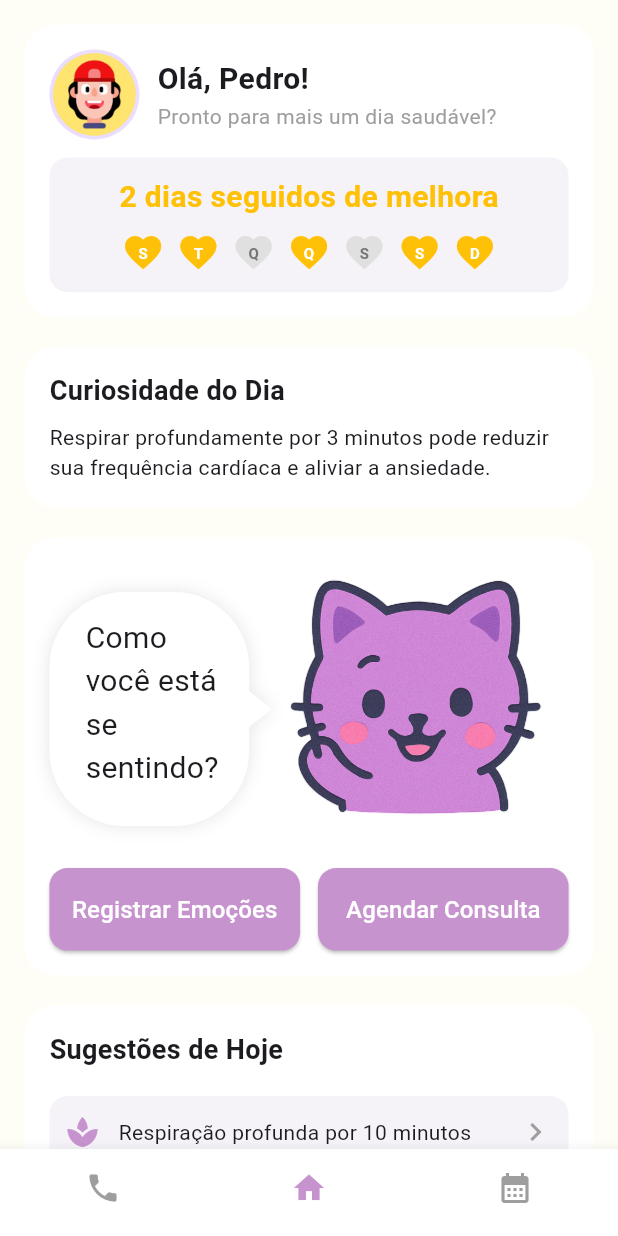
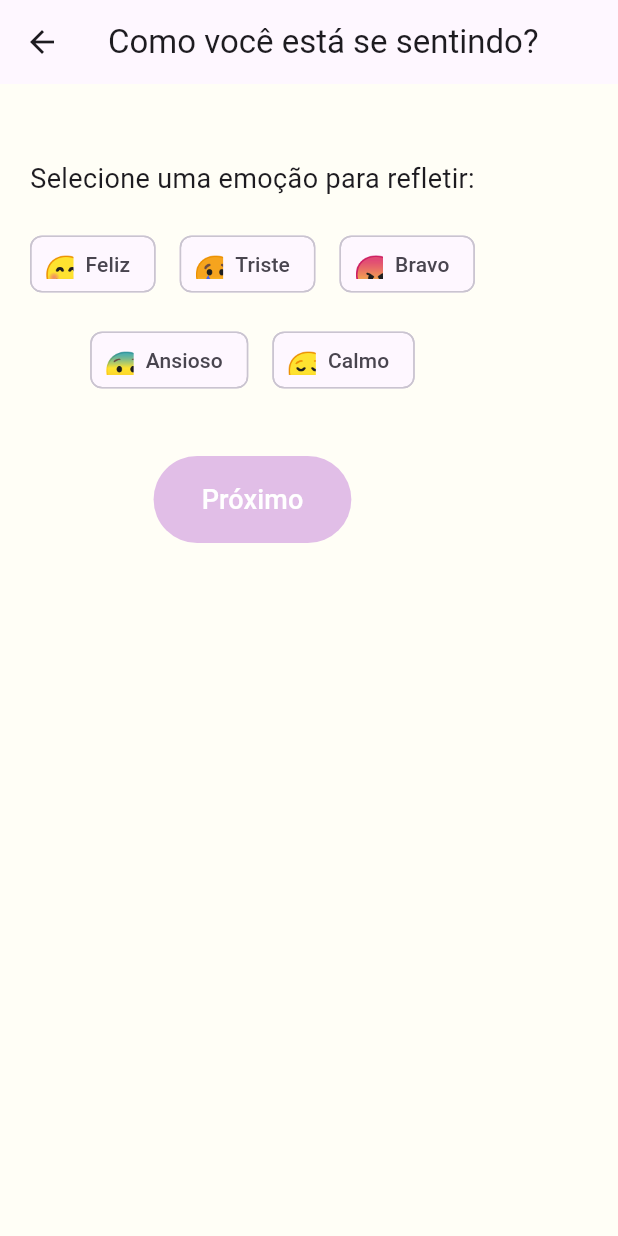
Before and after one commit to ph-cm/HealthAI, a Flutter app: the screen it shows after launch, after a tap on "Começar", after a tap on "Sign In", after a tap on "Registrar Emoções", on a phone screen of 412 x 824 dp. Run offline on Flutter 3.47's test engine with Material 3 defaults, Android fonts, the phone set to English and light mode, and no system bars; our stand-ins replace fl_chart, percent_indicator.

Commit message:
First Activities Reaction Screens

```diff
--- a/lib/main.dart
+++ b/lib/main.dart
@@ -7,6 +7,10 @@ import './screens/sign_in.dart';
 import './screens/sign_up.dart';
 import './screens/video_call_page.dart';
 import './screens/calendario_historico_page.dart'; // ⬅️ Novo import
+import './screens/emocao_selecao.dart';
+import './screens/emocao_intensidade.dart';
+import './screens/emocao_reflexao.dart';
+import './screens/emocao_grafico.dart';
 
 void main() {
   runApp(const MeuApp());
@@ -25,7 +29,7 @@ class MeuApp extends StatelessWidget {
         scaffoldBackgroundColor: const Color(0xFFFFFEF6),
       ),
       initialRoute: '/splash',
-      routes: {
+            routes: {
         '/splash': (context) => const SplashPage(),
         '/sign-in': (context) => const SignInPage(),
         '/sign-up': (context) => const SignUpPage(),
@@ -33,8 +37,41 @@ class MeuApp extends StatelessWidget {
         '/atividade-descricao': (context) => const AtividadeDescricaoPage(),
         '/atividade-respiracao': (context) => const TelaRespiracao(),
         '/video-chamada': (context) => const VideoCallPage(),
-        '/calendario': (context) => const CalendarioHistoricoPage(), // ⬅️ Nova rota
+        '/calendario': (context) => const CalendarioHistoricoPage(),
+        '/emocao-selecao': (context) => const EmotionSelectionScreen(),
       },
+      // In your main.dart, update the onGenerateRoute:
+onGenerateRoute: (settings) {
+  switch (settings.name) {
+    case '/emocao-intensidade':
+      final emocao = settings.arguments as String;
+      return MaterialPageRoute(
+        builder: (context) => EmocaoIntensidadeScreen(emocao: emocao),
+      );
+
+    case '/emocao-reflexao':
+      final args = settings.arguments as Map<String, dynamic>;
+      return MaterialPageRoute(
+        builder: (context) => EmocaoReflexaoScreen(
+          emocao: args['emocao'],
+          intensidade: args['intensidade'],
+        ),
+      );
+
+          case '/emocao-grafico':
+            final args = settings.arguments as Map<String, dynamic>? ?? {};
+            return MaterialPageRoute(
+              builder: (context) => EmocaoGraficoScreen(
+                emocao: List<String>.from(args['emocao'] ?? []),
+                intensidade: List<int>.from((args['intensidade'] as List<dynamic>?)?.map((e) => e as int) ?? []),
+              ),
+            );
+
+          default:
+            return null;
+        }
+      },
+
     );
   }
 }
--- a/lib/screens/atividade_descricao.dart
+++ b/lib/screens/atividade_descricao.dart
@@ -139,7 +139,7 @@ class Leaf {
   final double sway = Random().nextDouble() * 0.4 + 0.1;     // oscilação
   final double angle = Random().nextDouble() * pi * 2;       // rotação
   final double startOffset = Random().nextDouble();          // início aleatório
-  final Color color = const Color(0xFFC793CF);               // cor lilás
+  final Color color = const Color(0xFFC793CF);             // cor lilás
 }
 
 
@@ -171,4 +171,5 @@ void paint(Canvas canvas, Size size) {
 
   @override
   bool shouldRepaint(CustomPainter oldDelegate) => true;
+
 }
--- a/lib/screens/calendario_historico_page.dart
+++ b/lib/screens/calendario_historico_page.dart
@@ -69,7 +69,7 @@ class _CalendarioHistoricoPageState extends State<CalendarioHistoricoPage> {
     if ([2, 5, 9, 15, 16, 17, 18, 19].contains(index)) {
       return const CircleAvatar(radius: 10, backgroundColor: Colors.amber);
     } else if (index == 10) {
-      return const CircleAvatar(radius: 14, backgroundImage: AssetImage('assets/avatar.png'));
+      return const CircleAvatar(radius: 14, backgroundImage: AssetImage('assets/avatar_psicologa.png'));
     } else if (index == 12) {
       return const Icon(Icons.description, size: 24, color: Colors.grey);
     } else {
@@ -88,7 +88,7 @@ class _CalendarioHistoricoPageState extends State<CalendarioHistoricoPage> {
         ),
         child: Row(
           children: const [
-            CircleAvatar(radius: 24, backgroundImage: AssetImage('assets/avatar2.png')),
+            CircleAvatar(radius: 24, backgroundImage: AssetImage('assets/avatar_psicologa.png')),
             SizedBox(width: 12),
             Expanded(
               child: Column(
--- /dev/null
+++ b/lib/screens/emocao_selecao.dart
@@ -0,0 +1,81 @@
+import 'package:flutter/material.dart';
+
+class EmotionSelectionScreen extends StatefulWidget {
+  const EmotionSelectionScreen({super.key});
+
+  @override
+  _EmotionSelectionScreenState createState() => _EmotionSelectionScreenState();
+}
+
+class _EmotionSelectionScreenState extends State<EmotionSelectionScreen> {
+  final List<Map<String, dynamic>> emotions = [
+    {'emoji': '😊', 'name': 'Feliz'},
+    {'emoji': '😢', 'name': 'Triste'},
+    {'emoji': '😠', 'name': 'Bravo'},
+    {'emoji': '😨', 'name': 'Ansioso'},
+    {'emoji': '😌', 'name': 'Calmo'},
+  ];
+
+  String? selectedEmotion;
+
+  @override
+  Widget build(BuildContext context) {
+    return Scaffold(
+      appBar: AppBar(
+        title: const Text('Como você está se sentindo?'),
+        centerTitle: true,
+      ),
+      body: SingleChildScrollView(
+        padding: const EdgeInsets.all(20),
+        child: Column(
+          children: [
+            const SizedBox(height: 30),
+            const Text(
+              'Selecione uma emoção para refletir:',
+              style: TextStyle(fontSize: 18),
+            ),
+            const SizedBox(height: 20),
+            Wrap(
+              spacing: 16,
+              runSpacing: 16,
+              alignment: WrapAlignment.center,
+              children: emotions.map((emotion) => ChoiceChip(
+                avatar: Text(emotion['emoji'], style: const TextStyle(fontSize: 24)),
+                label: Text(emotion['name']),
+                selectedColor: Colors.purple[200],
+                selected: selectedEmotion == emotion['name'],
+                onSelected: (val) {
+                  setState(() {
+                    selectedEmotion = val ? emotion['name'] : null;
+                  });
+                },
+              )).toList(),
+            ),
+            const SizedBox(height: 40),
+            ElevatedButton(
+              onPressed: selectedEmotion != null
+                  ? () {
+                      Navigator.pushNamed(
+                        context,
+                        '/emocao-intensidade',
+                        arguments: selectedEmotion,
+                      );
+                    }
+                  : null,
+              style: ElevatedButton.styleFrom(
+                padding: const EdgeInsets.symmetric(horizontal: 32, vertical: 16),
+                backgroundColor: Colors.purple,
+                disabledBackgroundColor: Colors.purple[100],
+              ),
+              child: const Text(
+                'Próximo',
+                style: TextStyle(fontSize: 18, color: Colors.white),
+              ),
+            ),
+            const SizedBox(height: 24),
+          ],
+        ),
+      ),
+    );
+  }
+}
--- a/lib/screens/home_page.dart
+++ b/lib/screens/home_page.dart
@@ -197,9 +197,12 @@ class HomePage extends StatelessWidget {
                     // Botões
                     Row(
                       children: [
+
                         Expanded(
                           child: ElevatedButton(
-                            onPressed: () {},
+                            onPressed: () {
+                              Navigator.pushNamed(context, '/emocao-selecao');
+                            },
                             style: ElevatedButton.styleFrom(
                               backgroundColor: const Color(0xFFC793CF),
                               foregroundColor: Colors.white,
@@ -214,7 +217,9 @@ class HomePage extends StatelessWidget {
                             ),
                           ),
                         ),
+
                         const SizedBox(width: 12),
+
                         Expanded(
                           child: ElevatedButton(
                             onPressed: () {},
--- a/pubspec.yaml
+++ b/pubspec.yaml
@@ -36,6 +36,7 @@ dependencies:
   font_awesome_flutter: ^10.7.0
   cupertino_icons: ^1.0.8
   percent_indicator: ^4.2.3
+  fl_chart: ^0.63.0
 
 dev_dependencies:
   flutter_test:
@@ -48,6 +49,7 @@ dev_dependencies:
   # rules and activating additional ones.
   flutter_lints: ^5.0.0
   flutter_launcher_icons: ^0.13.1
+
 # For information on the generic Dart part of this file, see the
 # following page: https://dart.dev/tools/pub/pubspec
 
@@ -59,6 +61,7 @@ flutter:
     - assets/avatar.png
     - assets/saudacoes.png
     - assets/meditando.png
+    - assets/avatar_psicologa.png
 
   # The following line ensures that the Material Icons font is
   # included with your application, so that you can use the icons in
```
Also changed, not shown: lib/models/emocao_arguments.dart (added, +11 -0 lines), lib/screens/emocao_grafico.dart (added, +142 -0 lines), lib/screens/emocao_intensidade.dart (added, +73 -0 lines), lib/screens/emocao_reflexao.dart (added, +70 -0 lines), assets/avatar_psicologa.png (added), pubspec.lock.
